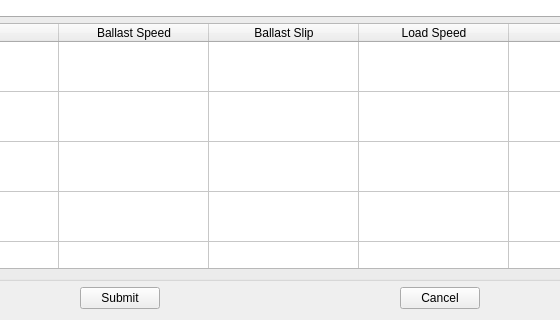
This is QtUi/initialReport.ui in heavenlxj/emgui as Qt 5 draws it before an edit; both pictures show x 165 to 725 and y 336 to 656 of the 897 by 656 pixel window. The edited form follows.
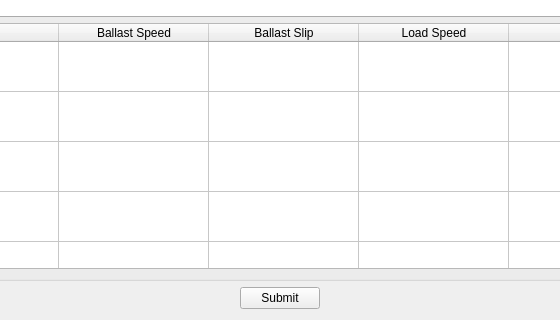
This is the edited form.

Patch:
```diff
--- a/QtUi/initialReport.ui
+++ b/QtUi/initialReport.ui
@@ -794,19 +794,6 @@
        </property>
       </widget>
      </item>
-     <item>
-      <widget class="QPushButton" name="cancelButton">
-       <property name="sizePolicy">
-        <sizepolicy hsizetype="Fixed" vsizetype="Fixed">
-         <horstretch>0</horstretch>
-         <verstretch>0</verstretch>
-        </sizepolicy>
-       </property>
-       <property name="text">
-        <string>Cancel</string>
-       </property>
-      </widget>
-     </item>
     </layout>
    </item>
   </layout>
```
Left out of the diff: 1 changed line with no effect on the pictures.
